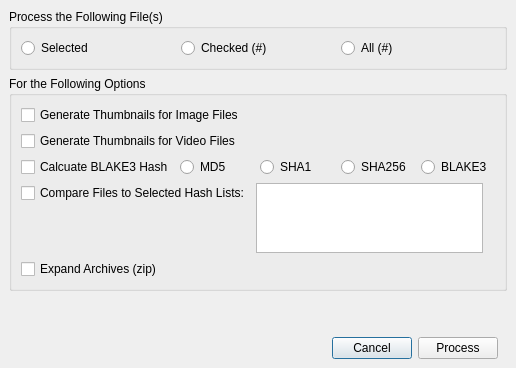
The window that digdeeperdialog.ui (pjrinaldi/wombatforensics) describes before a commit, drawn with Qt 5.
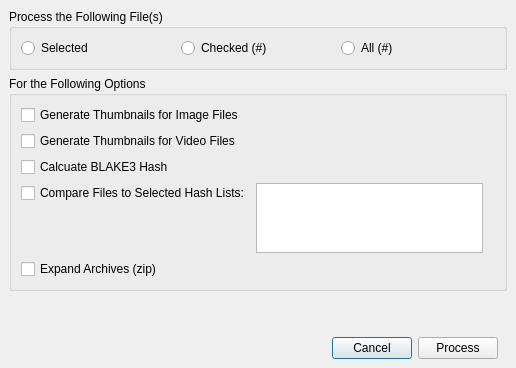
The same window after the commit.

What changed in the file:
```diff
--- a/digdeeperdialog.ui
+++ b/digdeeperdialog.ui
@@ -121,34 +121,6 @@
             </property>
            </widget>
           </item>
-          <item>
-           <widget class="QRadioButton" name="md5radiobutton">
-            <property name="text">
-             <string>MD5</string>
-            </property>
-           </widget>
-          </item>
-          <item>
-           <widget class="QRadioButton" name="sha1radiobutton">
-            <property name="text">
-             <string>SHA1</string>
-            </property>
-           </widget>
-          </item>
-          <item>
-           <widget class="QRadioButton" name="sha256radiobutton">
-            <property name="text">
-             <string>SHA256</string>
-            </property>
-           </widget>
-          </item>
-          <item>
-           <widget class="QRadioButton" name="blake3radiobutton">
-            <property name="text">
-             <string>BLAKE3</string>
-            </property>
-           </widget>
-          </item>
          </layout>
         </item>
         <item>
```
